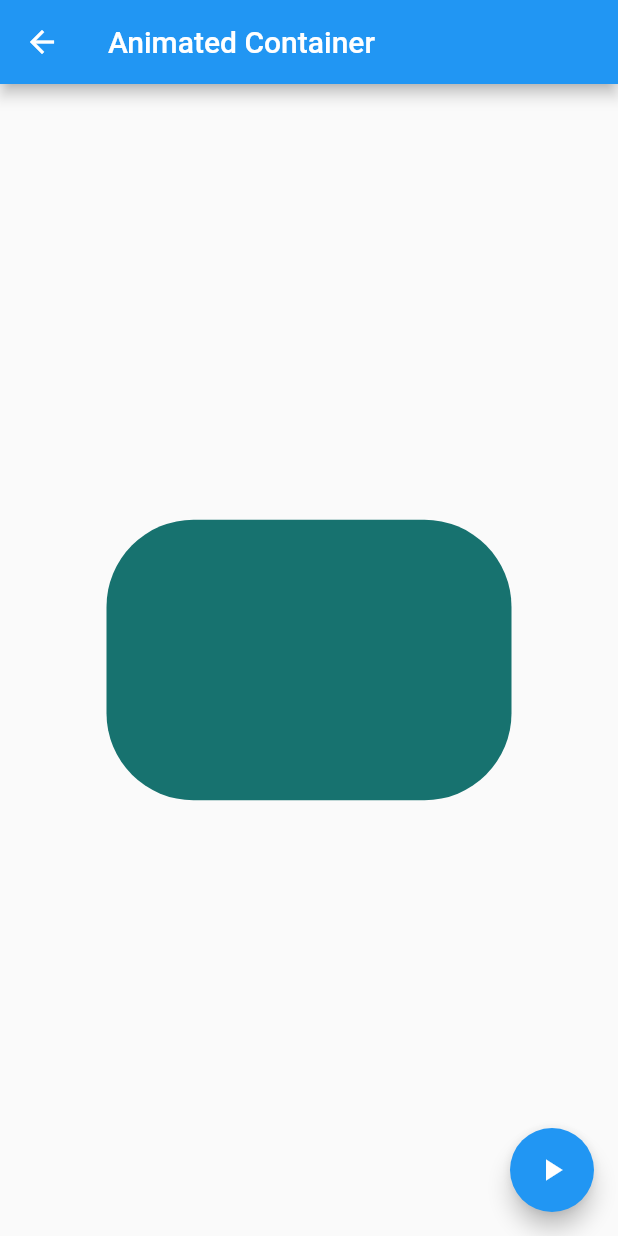
After one commit to celia1996/ComponetsApp_Flutter, a Flutter app: the AnimatedContainerPage screen opened by its route, after a tap on the "play arrow" icon, on a phone screen of 412 x 824 dp. The commit adds this screen. Run offline on Flutter 3.47's test engine with Material 2 defaults, Android fonts, the phone set to English and light mode, and no system bars.

Commit message:
AnimatedContainerPage finished

```diff
--- a/data/menu_opts.json
+++ b/data/menu_opts.json
@@ -15,6 +15,11 @@
             "ruta" : "card",
             "icon" : "folder_open",
             "texto": "Cards - Tarjetas"
+        },
+        {
+            "ruta" : "animatedContainer",
+            "icon" : "donut_large",
+            "texto": "Animated Container"
         }
     ]
 }
--- /dev/null
+++ b/lib/src/pages/animated_container.dart
@@ -0,0 +1,52 @@
+import 'dart:math';
+
+import 'package:flutter/material.dart';
+
+class AnimatedContainerPage extends StatefulWidget {
+  @override
+  _AnimatedContainerPageState createState() => _AnimatedContainerPageState();
+}
+
+class _AnimatedContainerPageState extends State<AnimatedContainerPage> {
+  double _width = 50.0;
+  double _height = 50.0;
+  Color _color = Colors.pink;
+
+  BorderRadiusGeometry _borderRadius = BorderRadius.circular(8.0);
+
+  @override
+  Widget build(BuildContext context) {
+    return Scaffold(
+      appBar: AppBar(
+        title: Text('Animated Container'),
+      ),
+      body: Center(
+          child: AnimatedContainer(
+        duration: Duration(seconds: 1),
+        curve: Curves.fastOutSlowIn,
+        width: _width,
+        height: _height,
+        decoration: BoxDecoration(borderRadius: _borderRadius, color: _color),
+      )),
+      floatingActionButton: FloatingActionButton(
+        onPressed: _changeShape,
+        child: Icon(Icons.play_arrow),
+      ),
+    );
+  }
+
+  void _changeShape() {
+    final random = Random();
+    setState(() {
+      _width += random.nextInt(300).toDouble();
+      _height += random.nextInt(300).toDouble();
+      _color = Color.fromRGBO(
+          random.nextInt(255),
+          random.nextInt(255),
+          random.nextInt(255),
+          1);
+      _borderRadius = BorderRadius.circular(random.nextInt(100).toDouble());
+
+    });
+  }
+}
--- a/lib/src/routes/routes.dart
+++ b/lib/src/routes/routes.dart
@@ -4,6 +4,7 @@ import 'package:components/src/pages/alert_page.dart';
 import 'package:components/src/pages/avatar_page.dart';
 import 'package:components/src/pages/home_page.dart';
 import 'package:components/src/pages/card_page.dart';
+import 'package:components/src/pages/animated_container.dart';
 
 Map<String, WidgetBuilder> getApplicationRoutes() {
 
@@ -12,5 +13,6 @@ Map<String, WidgetBuilder> getApplicationRoutes() {
     'alert': (BuildContext context) => AlertPage(),
     'avatar': (BuildContext context) => AvatarPage(),
     'card': (BuildContext context) => CardPage(),
+    'animatedContainer': (BuildContext context) => AnimatedContainerPage(),
   };
 }
--- a/lib/src/utils/icon_string_util.dart
+++ b/lib/src/utils/icon_string_util.dart
@@ -3,8 +3,9 @@ import 'package:flutter/material.dart';
 final _icons = <String, IconData>{
 
   'add_alert' :   Icons.add_alert,
-  'accesibility' : Icons.accessibility,
+  'accessibility' : Icons.accessibility,
   'folder_open' : Icons.folder_open,
+  'donut_large' : Icons.donut_large
 
 };
 
```
